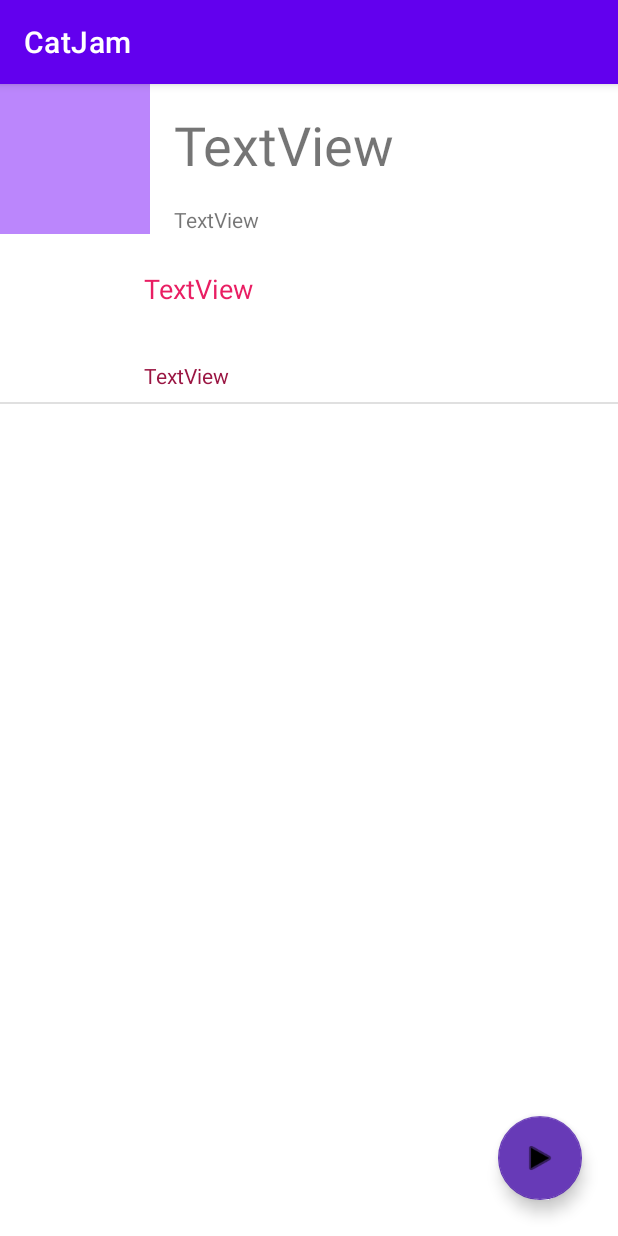
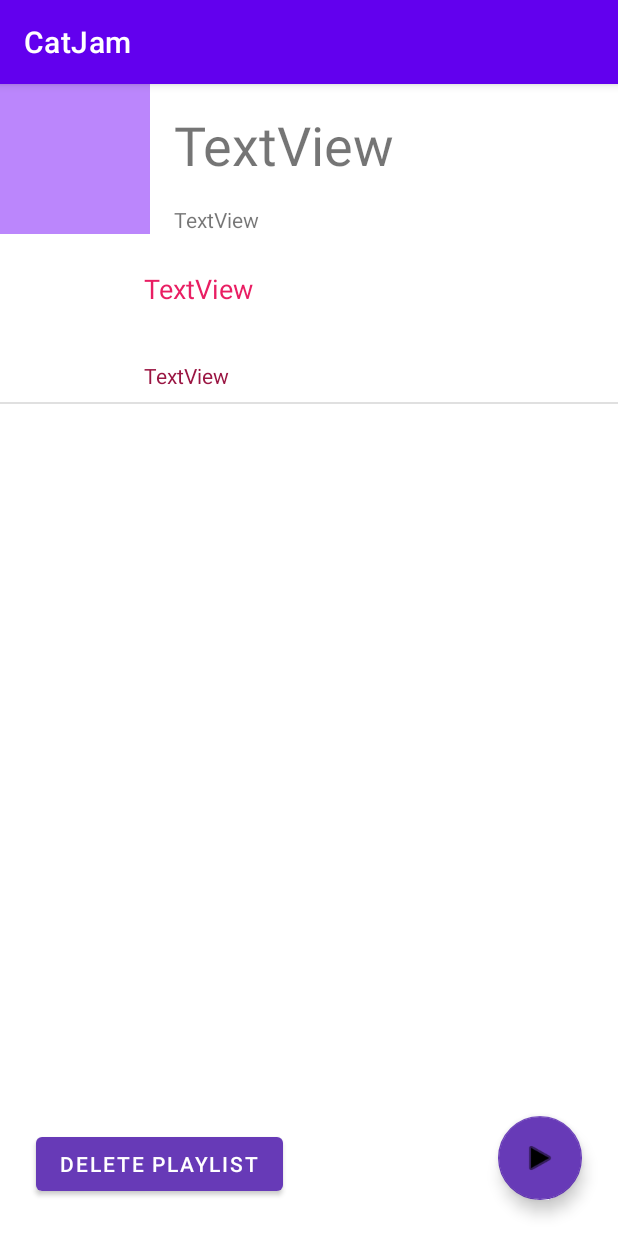
Before and after one commit to adnan-mujagic/catjam2.0, an Android app: the PlaylistDetails screen opened directly, with no data from a screen before it, on a phone screen of 412 x 824 dp. Run offline under Robolectric (Android 15) with nearby library versions, the phone set to English and light mode, and no system bars; our stand-ins replace Firebase (no records; nobody signed in at launch, a user with empty details on screens opened directly); 6 statements that could not run were skipped.

Commit message:
added delete playlist feature

```diff
--- a/app/src/main/java/com/example/catjam2/activities/MainActivity.java
+++ b/app/src/main/java/com/example/catjam2/activities/MainActivity.java
@@ -32,7 +32,9 @@ public class MainActivity extends AppCompatActivity {
         bottomNavigationView.setOnNavigationItemSelectedListener(onNavigationItemSelectedListener);
         viewPager = findViewById(R.id.fragment_container);
         setUpAdapter(viewPager);
-        username=getIntent().getExtras().getString(LoginActivity.USERNAME);
+        if(getIntent().getExtras() != null){
+            username=getIntent().getExtras().getString(LoginActivity.USERNAME);
+        }
 
 
         viewPager.addOnPageChangeListener(new ViewPager.OnPageChangeListener() {
--- a/app/src/main/java/com/example/catjam2/activities/PlaylistDetails.java
+++ b/app/src/main/java/com/example/catjam2/activities/PlaylistDetails.java
@@ -5,8 +5,10 @@ import androidx.appcompat.app.AppCompatActivity;
 
 import android.content.Intent;
 import android.os.Bundle;
+import android.renderscript.Sampler;
 import android.view.View;
 import android.widget.AdapterView;
+import android.widget.Button;
 import android.widget.ImageView;
 import android.widget.ListView;
 import android.widget.TextView;
@@ -21,6 +23,7 @@ import com.google.firebase.database.DataSnapshot;
 import com.google.firebase.database.DatabaseError;
 import com.google.firebase.database.DatabaseReference;
 import com.google.firebase.database.FirebaseDatabase;
+import com.google.firebase.database.Query;
 import com.google.firebase.database.ValueEventListener;
 
 import java.util.ArrayList;
@@ -36,12 +39,14 @@ public class PlaylistDetails extends AppCompatActivity {
     public static final String EXTRA_PLAYLIST_ID = "EXTRA_PLAYLIST_ID";
 
 
-
+    ValueEventListener valueEventListener;
     ImageView image;
     TextView title, description;
     ListView songsListView;
     FloatingActionButton playRandomSongButton;
+    Button deletePlaylistButton;
     List<Song> songs;
+
     @Override
     protected void onCreate(Bundle savedInstanceState) {
         super.onCreate(savedInstanceState);
@@ -51,6 +56,7 @@ public class PlaylistDetails extends AppCompatActivity {
         description = findViewById(R.id.playlist_details_description);
         songsListView = findViewById(R.id.song_list_view);
         playRandomSongButton = findViewById(R.id.play_random_song_button);
+        deletePlaylistButton = findViewById(R.id.delete_playlist_button);
 
         songs = new ArrayList<>();
         SongListViewAdapter songAdapter = new SongListViewAdapter(getApplicationContext(),songs);
@@ -81,9 +87,6 @@ public class PlaylistDetails extends AppCompatActivity {
             });
         }
 
-
-
-
         FirebaseDatabase db = FirebaseDatabase.getInstance();
         DatabaseReference ref = db.getReference("users");
 
@@ -98,12 +101,6 @@ public class PlaylistDetails extends AppCompatActivity {
                     songs.add(s);
                 }
 
-      /*
-                for(DataSnapshot songSnap : snapshot.child(MainActivity.username).child("playlists").child("p1").child("songs").getChildren()){
-                    Song s = songSnap.getValue(Song.class);
-                    s.setCover(R.drawable.ic_baseline_music_note_24);
-                    songs.add(s);
-                }*/
                 songAdapter.notifyDataSetChanged();
             }
 
@@ -129,7 +126,18 @@ public class PlaylistDetails extends AppCompatActivity {
             intent.putExtra(EXTRA_SONG_URL, randSong.getSongUrl());
             startActivity(intent);
         }
+    }
 
+    public void deletePlaylist(View view){
+        Intent intent = new Intent(this, MainActivity.class);
+        startActivity(intent);
+        removeFromDatabase();
+    }
+
+    public void removeFromDatabase(){
+        DatabaseReference ref = FirebaseDatabase.getInstance().getReference();
+        ref.child("users").child(MainActivity.username).child("playlists").child(getIntent().getExtras().getString(PlaylistsFragment.EXTRA_PLAYLIST_ID)).removeValue();
+        return;
     }
 
     /*
--- a/app/src/main/res/layout/activity_playlist_details.xml
+++ b/app/src/main/res/layout/activity_playlist_details.xml
@@ -68,4 +68,17 @@
         app:layout_constraintEnd_toEndOf="parent"
         app:srcCompat="@android:drawable/ic_media_play" />
 
+    <Button
+        android:id="@+id/delete_playlist_button"
+        android:layout_width="wrap_content"
+        android:layout_height="wrap_content"
+        android:layout_marginStart="24dp"
+        android:layout_marginLeft="24dp"
+        android:layout_marginBottom="24dp"
+        android:onClick="deletePlaylist"
+        android:text="Delete playlist"
+        app:backgroundTint="#673AB7"
+        app:layout_constraintBottom_toBottomOf="parent"
+        app:layout_constraintStart_toStartOf="@+id/song_list_view" />
+
 </androidx.constraintlayout.widget.ConstraintLayout>
```
